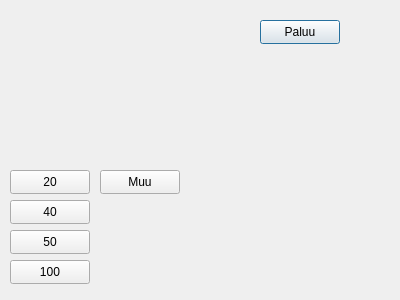
Above: bank_automat/withdraw.ui from 25kmo-project/group_7 before the change. Below: the same form after it.
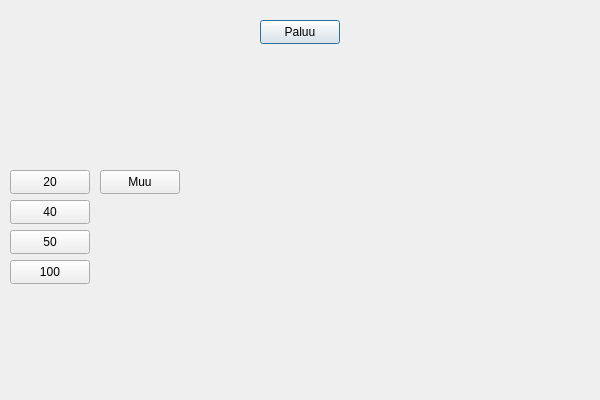
That is the form after the change.

Patch:
```diff
--- a/bank_automat/withdraw.ui
+++ b/bank_automat/withdraw.ui
@@ -6,10 +6,16 @@
    <rect>
     <x>0</x>
     <y>0</y>
-    <width>400</width>
-    <height>300</height>
+    <width>600</width>
+    <height>400</height>
    </rect>
   </property>
+  <property name="minimumSize">
+   <size>
+    <width>600</width>
+    <height>400</height>
+   </size>
+  </property>
   <property name="windowTitle">
    <string>Dialog</string>
   </property>
```
